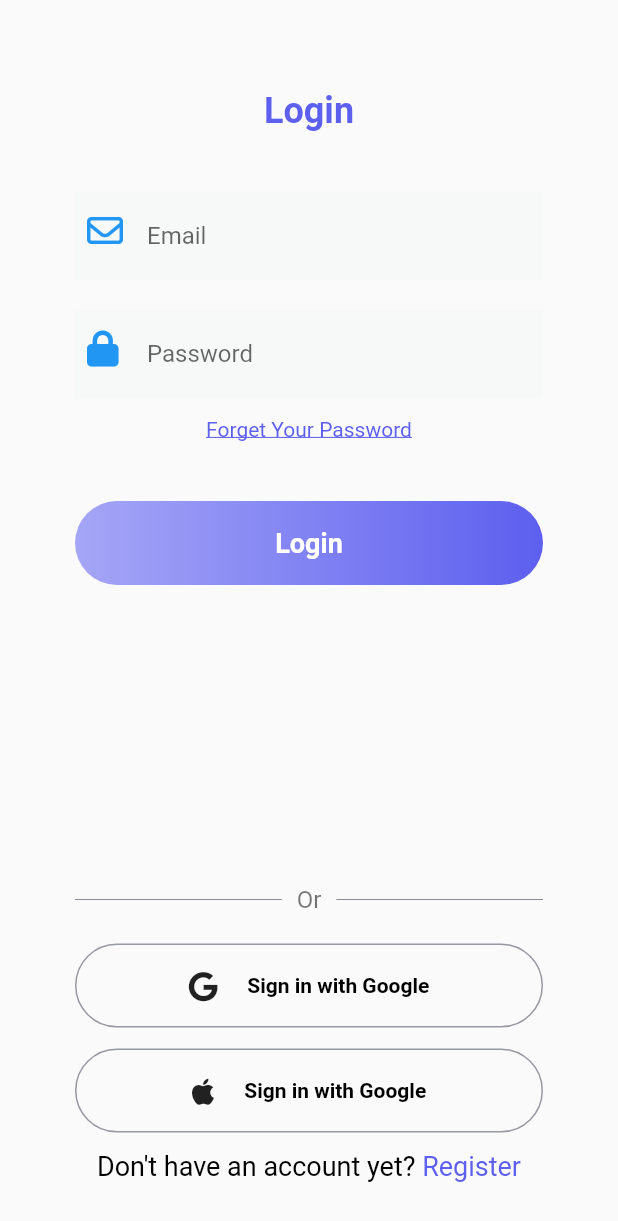
After one commit to raaz0n/sleepfit, a Flutter app: the LoginScreen screen opened directly, on a phone screen of 412 x 824 dp. The commit adds this screen. Shown: the top 1221 px of the screen. Run offline on Flutter 3.47's test engine with Material 2 defaults, Android fonts, the phone set to English and light mode, and no system bars; our stand-ins replace flutter_svg, font_awesome_flutter.

Commit message:
authentication screen

```diff
--- a/lib/common/color.manager.dart
+++ b/lib/common/color.manager.dart
@@ -2,6 +2,8 @@ import 'package:flutter/material.dart';
 
 class ColorManager {
   static Color primary = HexColor.fromHex("#ED9728");
+  static Color titleText = HexColor.fromHex("#5D5FEF");
+  static Color subTitle = HexColor.fromHex("#01041D");
 }
 
 extension HexColor on Color {
--- a/lib/common/string.manager.dart
+++ b/lib/common/string.manager.dart
@@ -11,4 +11,6 @@ class AppStrings {
   static const String onBoardingSubTitle3 =
       "Improve the quality of your sleep with us,good quality sleep can bring a good mood in the morning";
   static const String skip = "Skip";
+  static const String googleSigning = "Sign in with Google";
+  static const String appleSigning = "Sign in with Google";
 }
--- a/lib/common/value.manager.dart
+++ b/lib/common/value.manager.dart
@@ -25,6 +25,7 @@ class AppSize {
   static const double s16 = 16.0;
   static const double s18 = 18.0;
   static const double s20 = 20.0;
+  static const double s24 = 24.0;
   static const double s28 = 28.0;
   static const double s50 = 50.0;
   static const double s60 = 60.0;
--- /dev/null
+++ b/lib/pages/Auth/login.screen.dart
@@ -0,0 +1,157 @@
+import 'package:flutter/gestures.dart';
+import 'package:flutter/material.dart';
+import 'package:font_awesome_flutter/font_awesome_flutter.dart';
+import 'package:sleepfit/common/color.manager.dart';
+import 'package:sleepfit/common/string.manager.dart';
+import 'package:sleepfit/common/value.manager.dart';
+import 'package:sleepfit/pages/Auth/forget.screen.dart';
+import 'package:sleepfit/pages/Auth/register.screen.dart';
+import 'package:sleepfit/widgets/default.button.dart';
+import 'package:sleepfit/widgets/large.text.widget.dart';
+import 'package:sleepfit/widgets/rounded_contrainer.dart';
+import 'package:sleepfit/widgets/small.text.widget.dart';
+import 'package:sleepfit/widgets/textformfield.widget.dart';
+
+class LoginScreen extends StatelessWidget {
+  LoginScreen({super.key});
+
+  TextEditingController emailContoller = TextEditingController();
+  TextEditingController passwordController = TextEditingController();
+
+  final _formKey = GlobalKey<FormState>();
+
+  @override
+  Widget build(BuildContext context) {
+    return Scaffold(
+      body: SafeArea(
+        child: Padding(
+          padding: const EdgeInsets.symmetric(horizontal: AppSize.s50),
+          child: Column(
+            children: [
+              const SizedBox(
+                height: AppSize.s60,
+              ),
+              AppLargeText(
+                text: "Login",
+                color: ColorManager.titleText,
+              ),
+              const SizedBox(
+                height: AppSize.s40,
+              ),
+              Form(
+                key: _formKey,
+                child: Column(
+                  children: [
+                    TextFormFieldWidget(
+                      textEditingController: emailContoller,
+                      labelText: "Email",
+                      iconData: FontAwesomeIcons.envelope,
+                      textInputType: TextInputType.emailAddress,
+                      isEmail: true,
+                      errorMessage: "Email Required",
+                    ),
+                    const SizedBox(
+                      height: 20,
+                    ),
+                    TextFormFieldWidget(
+                      textEditingController: passwordController,
+                      labelText: "Password",
+                      iconData: FontAwesomeIcons.lock,
+                      textInputType: TextInputType.visiblePassword,
+                      isEmail: true,
+                      errorMessage: "errorMessage",
+                    ),
+                    const SizedBox(
+                      height: AppSize.s12,
+                    ),
+                    GestureDetector(
+                      onTap: () {
+                        Navigator.push(
+                          context,
+                          MaterialPageRoute(
+                            builder: (context) => ForgetScreen(),
+                          ),
+                        );
+                      },
+                      child: Text(
+                        "Forget Your Password",
+                        style: TextStyle(
+                          color: ColorManager.titleText,
+                          decoration: TextDecoration.underline,
+                        ),
+                      ),
+                    ),
+                    const SizedBox(
+                      height: AppSize.s40,
+                    ),
+                    const DefaultButton(text: "Login")
+                  ],
+                ),
+              ),
+              const SizedBox(
+                height: AppSize.s200,
+              ),
+              Row(
+                children: [
+                  Expanded(
+                    child: Container(
+                      height: 0.3,
+                      color: ColorManager.subTitle,
+                    ),
+                  ),
+                  Padding(
+                    padding: const EdgeInsets.symmetric(horizontal: 10),
+                    child: AppSmallText(text: "Or"),
+                  ),
+                  Expanded(
+                    child: Container(
+                      height: 0.3,
+                      color: ColorManager.subTitle,
+                    ),
+                  ),
+                ],
+              ),
+              const SizedBox(
+                height: AppSize.s20,
+              ),
+              RoundedContrainer(
+                text: AppStrings.googleSigning,
+                iconData: FontAwesomeIcons.google,
+              ),
+              const SizedBox(
+                height: AppSize.s14,
+              ),
+              RoundedContrainer(
+                text: AppStrings.appleSigning,
+                iconData: FontAwesomeIcons.apple,
+              ),
+              const SizedBox(
+                height: AppSize.s12,
+              ),
+              RichText(
+                text: TextSpan(
+                    text: 'Don\'t have an account yet?',
+                    style: const TextStyle(color: Colors.black, fontSize: 18),
+                    children: [
+                      TextSpan(
+                          text: ' Register',
+                          style: TextStyle(
+                              color: ColorManager.titleText, fontSize: 18),
+                          recognizer: TapGestureRecognizer()
+                            ..onTap = () {
+                              Navigator.push(
+                                context,
+                                MaterialPageRoute(
+                                  builder: (context) => RegisterScreen(),
+                                ),
+                              );
+                            })
+                    ]),
+              ),
+            ],
+          ),
+        ),
+      ),
+    );
+  }
+}
--- a/lib/widgets/large.text.widget.dart
+++ b/lib/widgets/large.text.widget.dart
@@ -6,10 +6,11 @@ class AppLargeText extends StatelessWidget {
   final String text;
   final Color color;
 
-  AppLargeText(
-      {this.size = FontSize.s24,
-      required this.text,
-      this.color = Colors.black});
+  AppLargeText({
+    this.size = FontSize.s24,
+    required this.text,
+    this.color = Colors.black,
+  });
 
   @override
   Widget build(BuildContext context) {
--- /dev/null
+++ b/lib/widgets/rounded_contrainer.dart
@@ -0,0 +1,51 @@
+import 'package:flutter/material.dart';
+import 'package:font_awesome_flutter/font_awesome_flutter.dart';
+import 'package:sleepfit/common/color.manager.dart';
+import 'package:sleepfit/common/value.manager.dart';
+import 'package:sleepfit/widgets/large.text.widget.dart';
+
+class RoundedContrainer extends StatelessWidget {
+  RoundedContrainer({
+    Key? key,
+    required this.text,
+    required this.iconData,
+    this.press,
+  }) : super(key: key);
+  final String text;
+  final VoidCallback? press;
+  IconData iconData;
+
+  @override
+  Widget build(BuildContext context) {
+    return InkWell(
+      onTap: press,
+      child: Container(
+        width: 315,
+        height: 56,
+        decoration: BoxDecoration(
+            border: Border.all(color: ColorManager.subTitle.withOpacity(0.4)
+                // width: 5,
+                ),
+            borderRadius: BorderRadius.circular(99)),
+        child: Center(
+          child: Row(
+            mainAxisAlignment: MainAxisAlignment.center,
+            children: [
+              FaIcon(
+                iconData,
+                size: AppSize.s20,
+              ),
+              const SizedBox(
+                width: AppSize.s20,
+              ),
+              AppLargeText(
+                text: text,
+                size: 14,
+              )
+            ],
+          ),
+        ),
+      ),
+    );
+  }
+}
--- /dev/null
+++ b/lib/widgets/textformfield.widget.dart
@@ -0,0 +1,56 @@
+import 'package:flutter/material.dart';
+import 'package:font_awesome_flutter/font_awesome_flutter.dart';
+
+class TextFormFieldWidget extends StatelessWidget {
+  TextEditingController textEditingController;
+  IconData iconData;
+  TextInputType textInputType;
+  String errorMessage;
+  bool isEmail;
+  String labelText;
+  TextFormFieldWidget({
+    super.key,
+    required this.textEditingController,
+    required this.iconData,
+    required this.textInputType,
+    required this.errorMessage,
+    this.isEmail = false,
+    this.labelText = "",
+  });
+
+  @override
+  Widget build(BuildContext context) {
+    return TextFormField(
+      controller: textEditingController,
+      keyboardType: textInputType,
+      textInputAction: TextInputAction.next,
+      validator: (value) {
+        if (value == null || value.isEmpty) {
+          return "$errorMessage*";
+        } else if (isEmail) {
+          Pattern pattern =
+              r'^(([^<>()[\]\\.,;:\s@\"]+(\.[^<>()[\]\\.,;:\s@\"]+)*)|(\".+\"))@((\[[0-9]{1,3}\.[0-9]{1,3}\.[0-9]{1,3}\.[0-9]{1,3}\])|(([a-zA-Z\-0-9]+\.)+[a-zA-Z]{2,}))$';
+          RegExp regex = RegExp(pattern.toString());
+          if (!regex.hasMatch(value)) {
+            return 'Enter Valid Email';
+          }
+        }
+
+        return null;
+      },
+      decoration: InputDecoration(
+        border: InputBorder.none,
+        label: Text(labelText),
+        filled: true,
+        fillColor: const Color(0xffF7F8F8),
+        prefixIcon: Padding(
+          padding: const EdgeInsets.all(8),
+          child: FaIcon(
+            iconData,
+            color: Colors.blue,
+          ),
+        ),
+      ),
+    );
+  }
+}
```
Also changed, not shown: lib/pages/Auth/forget.screen.dart (added, +59 -0 lines), lib/pages/Auth/register.screen.dart (added, +115 -0 lines), lib/pages/Journal/journal.screen.dart (+11 -0 lines), lib/pages/Statistics/statistics.screen.dart (+11 -0 lines), lib/pages/onboard/onboard.screen.dart (+14 -3 lines), pubspec.yaml (+1 -6 lines), pubspec.lock.
